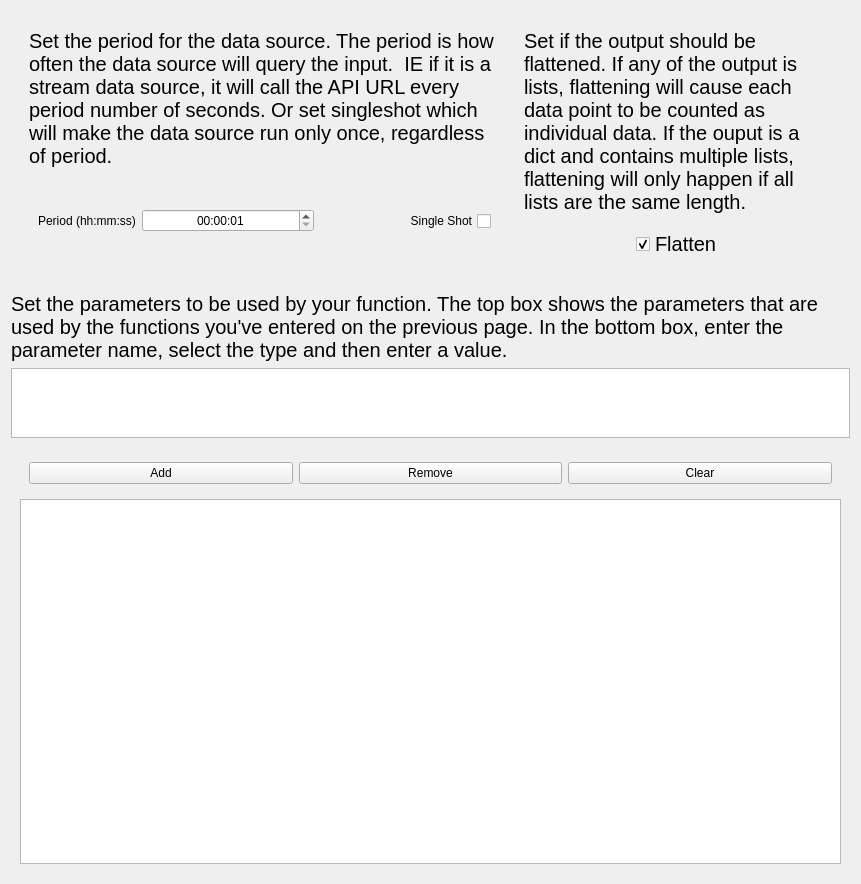
rmallow/howdyCoder, file howdyCoder/ui/qtUiFiles/createDataSourceParametersPage.ui: the form before one commit.
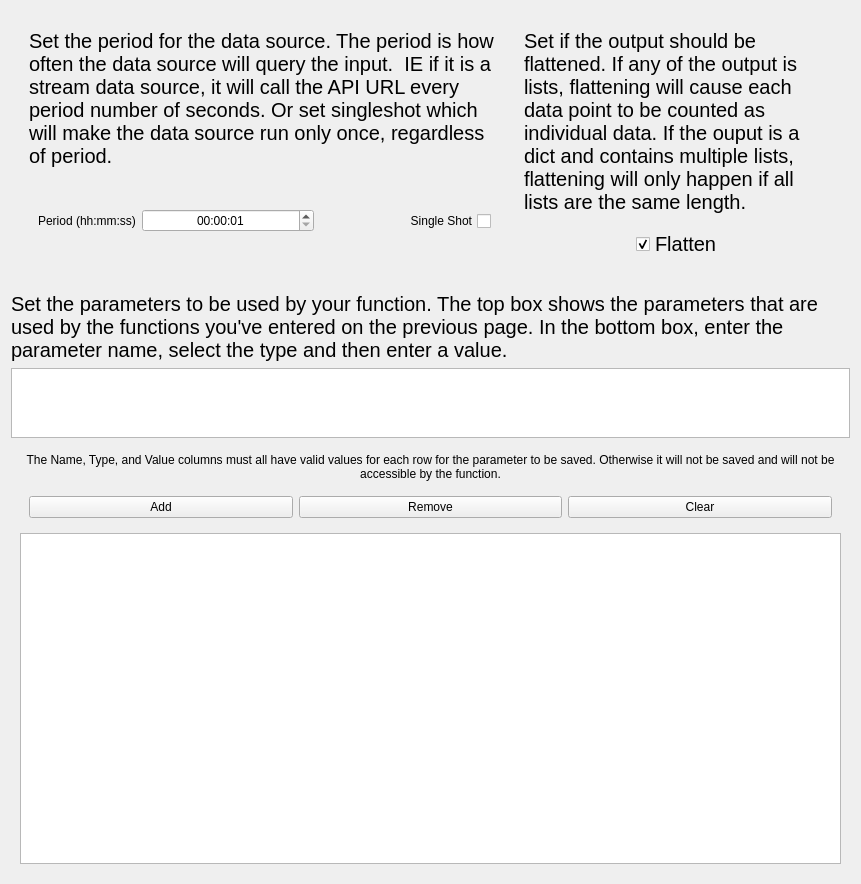
The form after the commit. Custom widgets are drawn as their Qt base class.

Patch:
```diff
--- a/howdyCoder/ui/qtUiFiles/createDataSourceParametersPage.ui
+++ b/howdyCoder/ui/qtUiFiles/createDataSourceParametersPage.ui
@@ -257,6 +257,19 @@
       <item>
        <widget class="QWidget" name="widget_7" native="true">
         <layout class="QVBoxLayout" name="verticalLayout_4">
+         <item>
+          <widget class="QLabel" name="label_2">
+           <property name="text">
+            <string>The Name, Type, and Value columns must all have valid values for each row for the parameter to be saved. Otherwise it will not be saved and will not be accessible by the function.</string>
+           </property>
+           <property name="alignment">
+            <set>Qt::AlignCenter</set>
+           </property>
+           <property name="wordWrap">
+            <bool>true</bool>
+           </property>
+          </widget>
+         </item>
          <item>
           <widget class="QWidget" name="buttonWidget" native="true">
            <layout class="QHBoxLayout" name="horizontalLayout_7">
```
